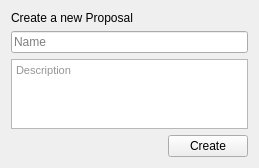
elixir67/Sandbox, file Qt/Popup/newproposalspopup.ui: the form before one commit.
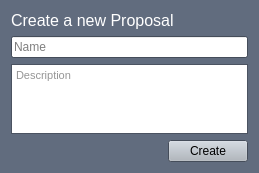
The form after the commit. Custom widgets are drawn as their Qt base class.

Diff of the .ui file:
```diff
--- a/Qt/Popup/newproposalspopup.ui
+++ b/Qt/Popup/newproposalspopup.ui
@@ -7,9 +7,127 @@
     <x>0</x>
     <y>0</y>
     <width>259</width>
-    <height>165</height>
+    <height>171</height>
    </rect>
   </property>
+  <property name="palette">
+   <palette>
+    <active>
+     <colorrole role="WindowText">
+      <brush brushstyle="SolidPattern">
+       <color alpha="255">
+        <red>255</red>
+        <green>255</green>
+        <blue>255</blue>
+       </color>
+      </brush>
+     </colorrole>
+     <colorrole role="Button">
+      <brush brushstyle="SolidPattern">
+       <color alpha="255">
+        <red>175</red>
+        <green>182</green>
+        <blue>190</blue>
+       </color>
+      </brush>
+     </colorrole>
+     <colorrole role="Base">
+      <brush brushstyle="SolidPattern">
+       <color alpha="255">
+        <red>255</red>
+        <green>255</green>
+        <blue>255</blue>
+       </color>
+      </brush>
+     </colorrole>
+     <colorrole role="Window">
+      <brush brushstyle="SolidPattern">
+       <color alpha="255">
+        <red>97</red>
+        <green>108</green>
+        <blue>126</blue>
+       </color>
+      </brush>
+     </colorrole>
+    </active>
+    <inactive>
+     <colorrole role="WindowText">
+      <brush brushstyle="SolidPattern">
+       <color alpha="255">
+        <red>255</red>
+        <green>255</green>
+        <blue>255</blue>
+       </color>
+      </brush>
+     </colorrole>
+     <colorrole role="Button">
+      <brush brushstyle="SolidPattern">
+       <color alpha="255">
+        <red>175</red>
+        <green>182</green>
+        <blue>190</blue>
+       </color>
+      </brush>
+     </colorrole>
+     <colorrole role="Base">
+      <brush brushstyle="SolidPattern">
+       <color alpha="255">
+        <red>255</red>
+        <green>255</green>
+        <blue>255</blue>
+       </color>
+      </brush>
+     </colorrole>
+     <colorrole role="Window">
+      <brush brushstyle="SolidPattern">
+       <color alpha="255">
+        <red>97</red>
+        <green>108</green>
+        <blue>126</blue>
+       </color>
+      </brush>
+     </colorrole>
+    </inactive>
+    <disabled>
+     <colorrole role="WindowText">
+      <brush brushstyle="SolidPattern">
+       <color alpha="255">
+        <red>120</red>
+        <green>120</green>
+        <blue>120</blue>
+       </color>
+      </brush>
+     </colorrole>
+     <colorrole role="Button">
+      <brush brushstyle="SolidPattern">
+       <color alpha="255">
+        <red>175</red>
+        <green>182</green>
+        <blue>190</blue>
+       </color>
+      </brush>
+     </colorrole>
+     <colorrole role="Base">
+      <brush brushstyle="SolidPattern">
+       <color alpha="255">
+        <red>97</red>
+        <green>108</green>
+        <blue>126</blue>
+       </color>
+      </brush>
+     </colorrole>
+     <colorrole role="Window">
+      <brush brushstyle="SolidPattern">
+       <color alpha="255">
+        <red>97</red>
+        <green>108</green>
+        <blue>126</blue>
+       </color>
+      </brush>
+     </colorrole>
+    </disabled>
+   </palette>
+  </property>
   <property name="windowTitle">
    <string>Form</string>
   </property>
@@ -21,6 +139,11 @@
      </property>
      <item>
       <widget class="QLabel" name="label">
+       <property name="font">
+        <font>
+         <pointsize>12</pointsize>
+        </font>
+       </property>
        <property name="text">
         <string>Create a new Proposal</string>
        </property>
```
Left out of the diff: 3 changed lines with no effect on the pictures.
